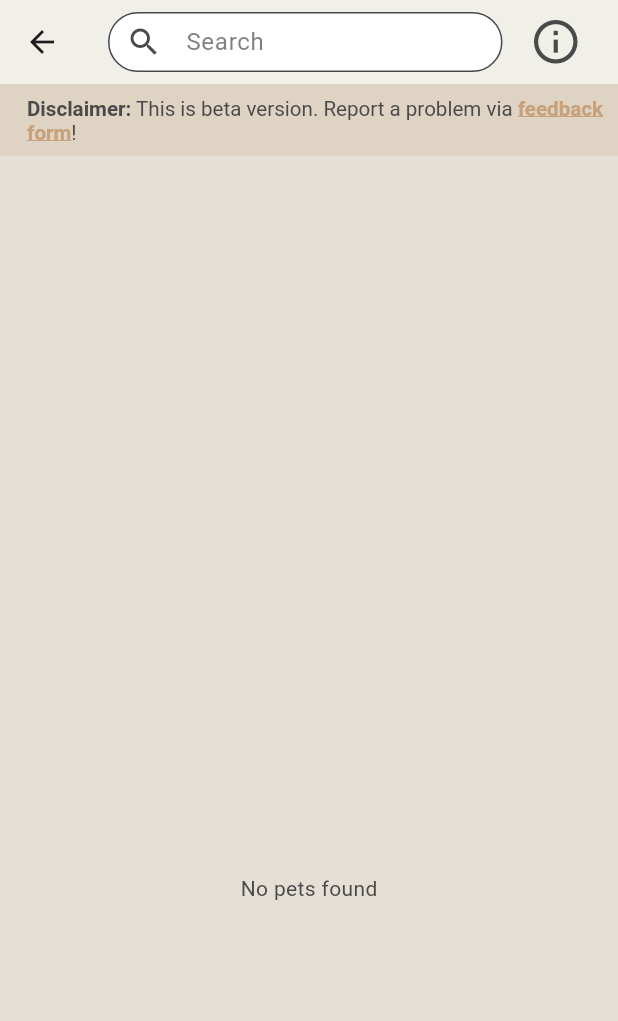
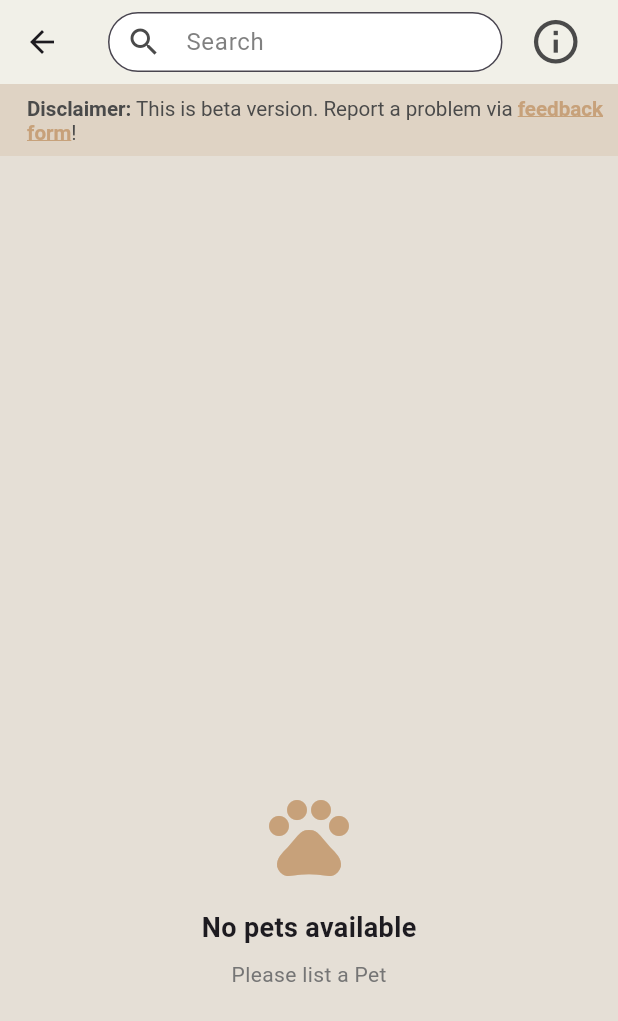
Before and after one commit to Sciege/CCC151, a Flutter app: the GuestUser screen opened by its route, on a phone screen of 412 x 824 dp. Shown: the top 1021 px of the screen. Run offline on Flutter 3.47's test engine with Material 3 defaults, Android fonts, the phone set to English and light mode, and no system bars; drawn by our look-alikes of carousel_slider; our stand-ins replace firebase_auth, firebase_core, flutter_svg, fluttertoast, image_picker; accounts and stored records are empty; network calls fail.

Commit message:
Fixed bugs

```diff
--- a/lib/authentication/services/auth_services.dart
+++ b/lib/authentication/services/auth_services.dart
@@ -102,7 +102,7 @@ class AuthService {
           message = 'The email address is not valid';
           break;
         default:
-          message = 'An error occurred during registration';
+          message = 'An error occurred during Logging in';
       }
       Fluttertoast.showToast(msg: message);
     } catch (e) {
--- a/lib/pages/petScreenDetails.dart
+++ b/lib/pages/petScreenDetails.dart
@@ -571,7 +571,7 @@ class _EditPetScreenState extends State<EditPetScreen> {
 
     try {
       final response = await http.put(
-        Uri.parse('http://10.0.2.2:5000/api/pets/${widget.petId}'),
+        Uri.parse('https://ccc-151-backend.onrender.com/api/pets/${widget.petId}'),
         headers: {
           'Content-Type': 'application/json',
           'Authorization': 'Bearer $token'
--- a/lib/users/guest_user.dart
+++ b/lib/users/guest_user.dart
@@ -361,9 +361,32 @@ class _GuestUserState extends State<GuestUser> {
               // Pets Grid
               Expanded(
                 child: displayPets.isEmpty
-                    ? const Center(
-                        child: Text('No pets found',
-                            style: TextStyle(color: AppColors.darkGray)))
+                    ? Center(
+                    child: Column(
+                      mainAxisAlignment: MainAxisAlignment.center,
+                      children: [
+                        const Icon(
+                          Icons.pets,
+                          size: 64,
+                          color: AppColors.gold,
+                        ),
+                        const SizedBox(height: 16),
+                        const Text(
+                          'No pets available',
+                          style: TextStyle(
+                            fontSize: 18,
+                            fontWeight: FontWeight.bold,
+                          ),
+                        ),
+                        const SizedBox(height: 8),
+                        Text(
+                          'Please list a Pet',
+                          style: TextStyle(
+                            color: Colors.grey[600],
+                          ),
+                        ),
+                      ],
+                    ),)
                     : GridView.builder(
                         padding: const EdgeInsets.all(8),
                         itemCount: displayPets.length,
```
Also changed, not shown: lib/users/registered_user.dart (+63 -10 lines), 1 other file.
